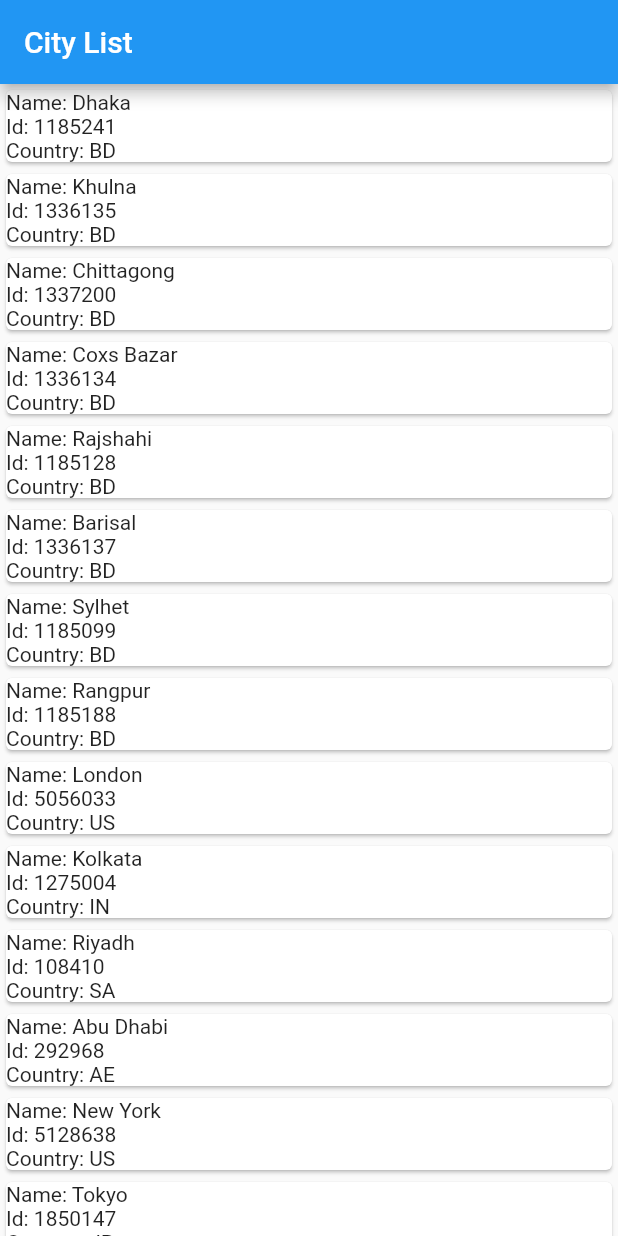
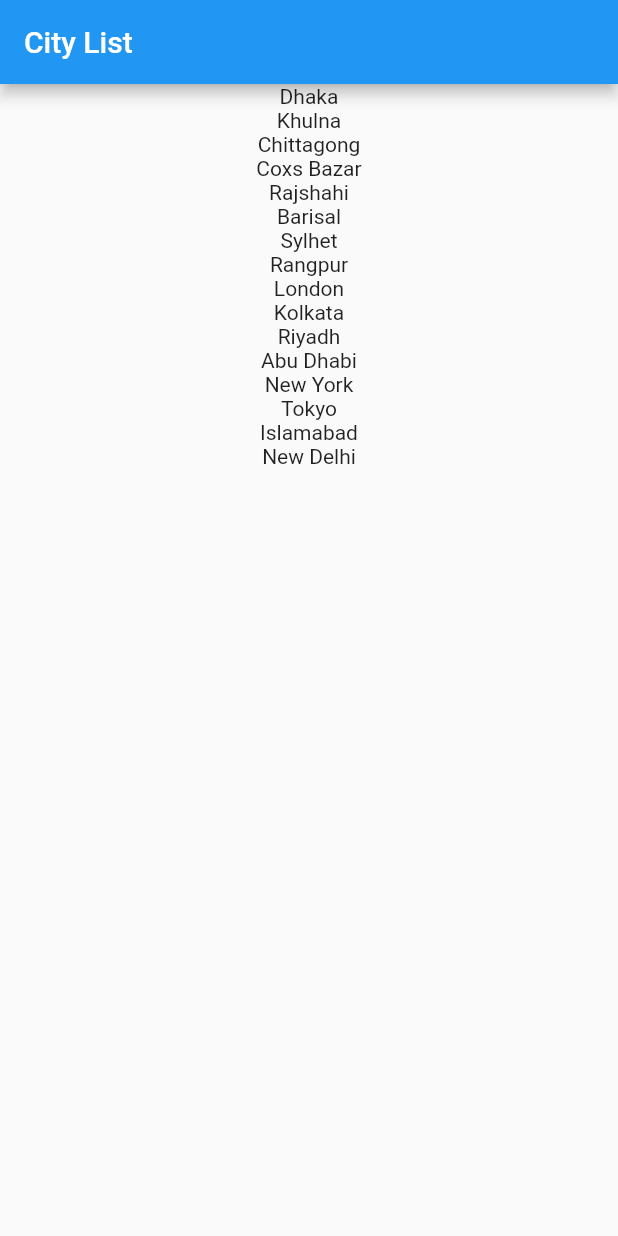
Before and after one commit to Akib7/weather_app, a Flutter app: the screen it shows after launch, on a phone screen of 412 x 824 dp. Run offline on Flutter 3.47's test engine with Material 2 defaults, Android fonts, the phone set to English and light mode, and no system bars.

Commit message:
trying to get the city lists

```diff
--- a/lib/view/city_list.dart
+++ b/lib/view/city_list.dart
@@ -11,6 +11,15 @@ class CityList extends StatefulWidget {
 
 class CityListState extends State<CityList> {
   late List data;
+  String dropdownValue = 'Dhaka';
+  String holder = '';
+
+  List<String> locationName = [];
+  void getDropDownItem() {
+    setState(() {
+      holder = dropdownValue;
+    });
+  }
 
   @override
   Widget build(BuildContext context) {
@@ -23,18 +32,25 @@ class CityListState extends State<CityList> {
             // Decode the SON
             var Data = json.decode(snapshot.data.toString());
 
+            // locationName.add(Data);
+            print(Data[0]['name']);
+
+            for (var i = 0; i < Data.length; i++) {
+              locationName.add(Data[i]['name']);
+            }
+            print(locationName);
+
             return ListView.builder(
               // Build the ListView
+
               itemBuilder: (BuildContext context, int index) {
-                return Card(
-                  child: Column(
-                    crossAxisAlignment: CrossAxisAlignment.stretch,
-                    children: <Widget>[
-                      Text("Name: " + Data[index]['name']),
-                      Text('Id: ${Data[index]['id']}'),
-                      Text("Country: " + Data[index]['country']),
-                    ],
-                  ),
+                return Column(
+                  crossAxisAlignment: CrossAxisAlignment.center,
+                  children: <Widget>[
+                    Text(Data[index]['name']),
+                    // Text('Id: ${Data[index]['id']}'),
+                    // Text("Country: " + Data[index]['country']),
+                  ],
                 );
               },
               itemCount: Data == null ? 0 : Data.length,
```
Also changed, not shown: lib/viewModel/city_list_view.dart (added, +31 -0 lines).
